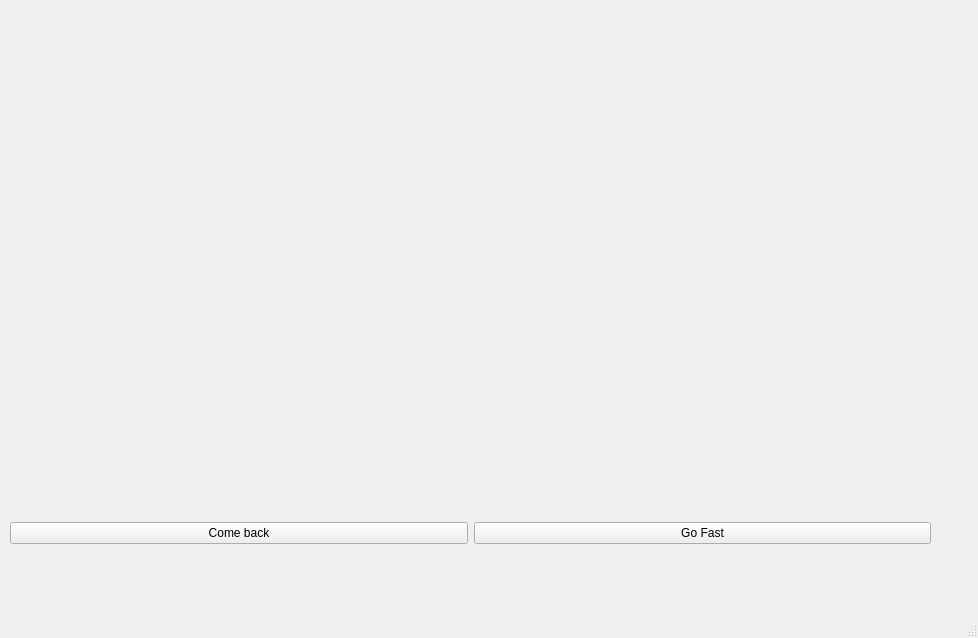
Old version of the form mainwindow.ui in the repository Bastheo/Tp_Lievre_CUOQ.
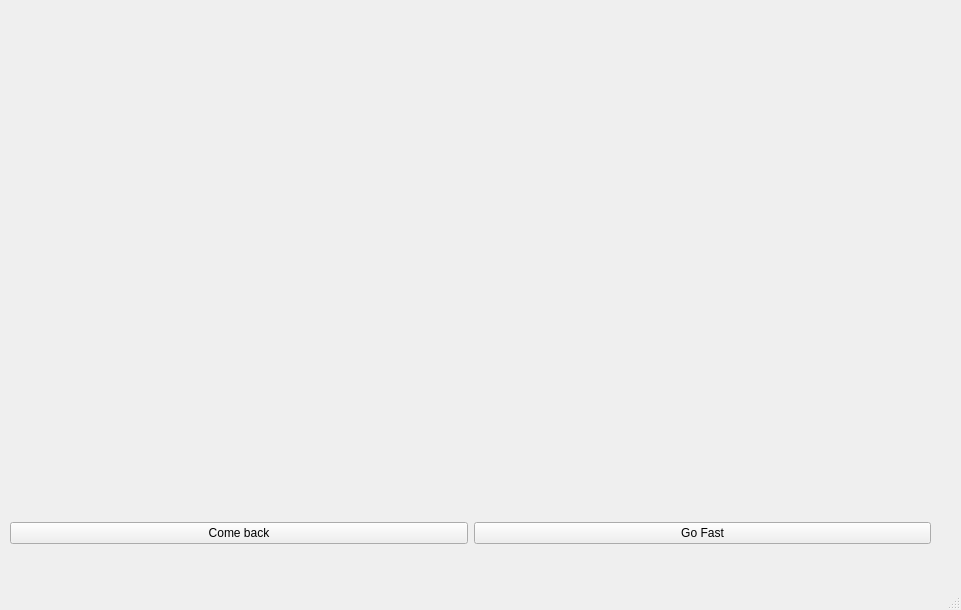
New version of the form.

```diff
--- a/mainwindow.ui
+++ b/mainwindow.ui
@@ -6,8 +6,8 @@
    <rect>
     <x>0</x>
     <y>0</y>
-    <width>978</width>
-    <height>638</height>
+    <width>961</width>
+    <height>610</height>
    </rect>
   </property>
   <property name="windowTitle">
@@ -20,7 +20,7 @@
       <x>9</x>
       <y>9</y>
       <width>921</width>
-      <height>431</height>
+      <height>461</height>
      </rect>
     </property>
     <layout class="QVBoxLayout" name="verticalLayout">
```
Left out of the diff: 2 changed lines with no effect on the pictures.
